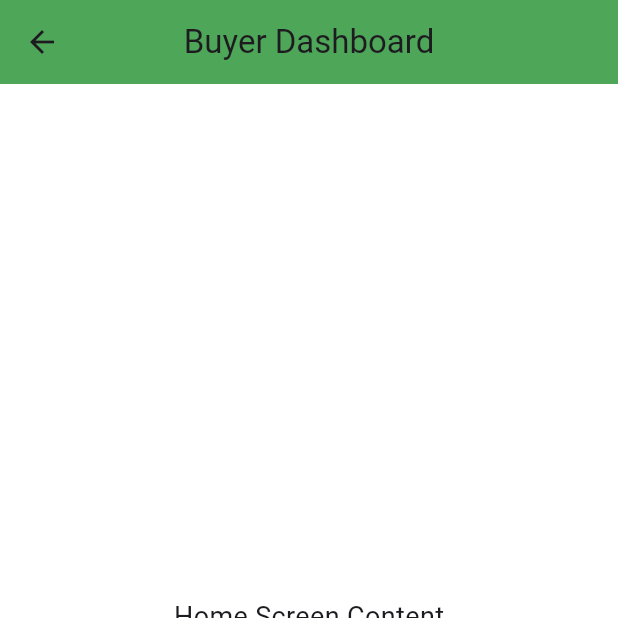
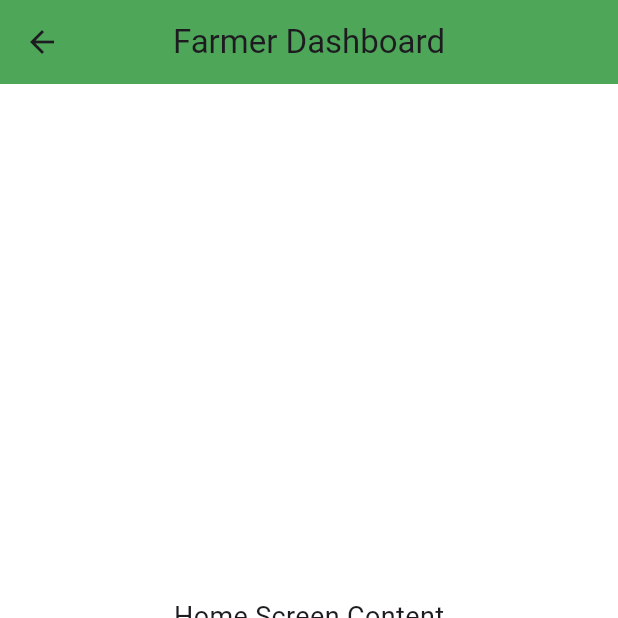
Before and after one commit to jibi21212/freshfarmily, a Flutter app: the FarmerDashboard screen opened by its route, on a phone screen of 412 x 824 dp, the top half of it. Run offline on Flutter 3.47's test engine with Material 3 defaults, Android fonts, the phone set to English and light mode, and no system bars.

Commit message:
Fixed delivery + farmer dashboard name

```diff
--- a/lib/screens/farmer_dashboard.dart
+++ b/lib/screens/farmer_dashboard.dart
@@ -32,7 +32,7 @@ class _FarmerDashboardState extends State<FarmerDashboard>{
   Widget build(BuildContext context) {
     return Scaffold(
       appBar: AppBar(
-        title: const Text('Buyer Dashboard'),
+        title: const Text('Farmer Dashboard'),
       ),
       // Display the content based on the selected index.
       body: _widgetOptions.elementAt(_selectedIndex),
```
Also changed, not shown: lib/models/delivery.dart (+5 -6 lines).
